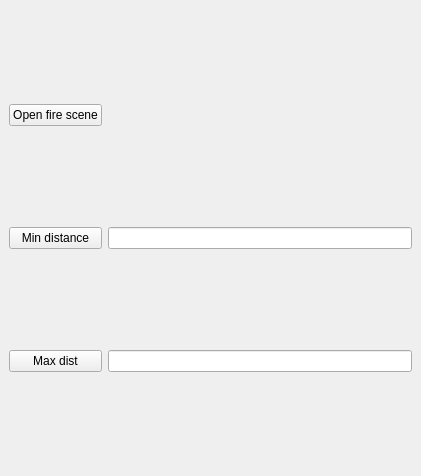
Old version of the form LocatorTool/LocatingTool/locating_tool_dockwidget_base.ui in the repository qq2012/GEO1005.
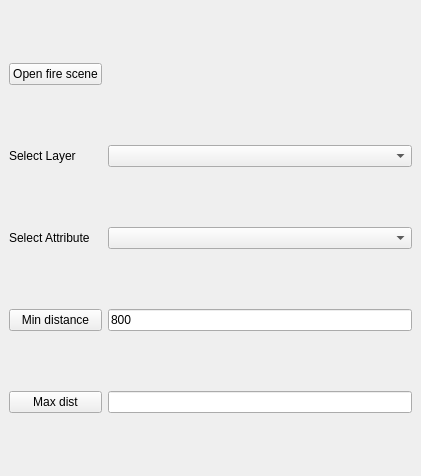
New version of the form.

What changed in the file:
```diff
--- a/LocatorTool/LocatingTool/locating_tool_dockwidget_base.ui
+++ b/LocatorTool/LocatingTool/locating_tool_dockwidget_base.ui
@@ -18,13 +18,23 @@
   </property>
   <widget class="QWidget" name="dockWidgetContents">
    <layout class="QGridLayout" name="gridLayout">
-    <item row="1" column="0">
+    <item row="1" column="1">
+     <widget class="QComboBox" name="selectLayerCombo"/>
+    </item>
+    <item row="3" column="0">
      <widget class="QPushButton" name="minDistButton">
       <property name="text">
        <string>Min distance</string>
       </property>
      </widget>
     </item>
+    <item row="4" column="0">
+     <widget class="QPushButton" name="maxDistButton">
+      <property name="text">
+       <string>Max dist</string>
+      </property>
+     </widget>
+    </item>
     <item row="0" column="0">
      <widget class="QPushButton" name="openFireButton">
       <property name="sizePolicy">
@@ -38,19 +48,33 @@
       </property>
      </widget>
     </item>
-    <item row="1" column="1">
-     <widget class="QLineEdit" name="minDistLineEdit"/>
-    </item>
-    <item row="2" column="0">
-     <widget class="QPushButton" name="maxDistButton">
-      <property name="text">
-       <string>Max dist</string>
-      </property>
-     </widget>
-    </item>
-    <item row="2" column="1">
+    <item row="4" column="1">
      <widget class="QLineEdit" name="maxDistLineEdit"/>
     </item>
+    <item row="3" column="1">
+     <widget class="QLineEdit" name="minDistLineEdit">
+      <property name="text">
+       <string>800</string>
+      </property>
+     </widget>
+    </item>
+    <item row="2" column="1">
+     <widget class="QComboBox" name="selectAttributeCombo"/>
+    </item>
+    <item row="1" column="0">
+     <widget class="QLabel" name="selectLayerLabel">
+      <property name="text">
+       <string>Select Layer</string>
+      </property>
+     </widget>
+    </item>
+    <item row="2" column="0">
+     <widget class="QLabel" name="selectAttributeLaber">
+      <property name="text">
+       <string>Select Attribute</string>
+      </property>
+     </widget>
+    </item>
    </layout>
   </widget>
  </widget>
```
